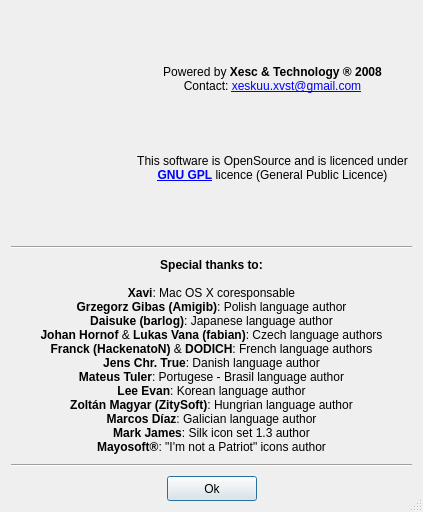
The window that ui/credits.ui (ckorn/xvst) describes before a commit, drawn with Qt 5.
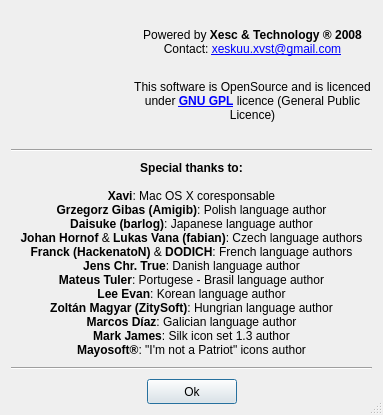
The same window after the commit. Icons and pictures are not drawn.

Commit message: - Optimized forms sized for Windows

```diff
--- a/ui/credits.ui
+++ b/ui/credits.ui
@@ -6,8 +6,8 @@
    <rect>
     <x>0</x>
     <y>0</y>
-    <width>423</width>
-    <height>512</height>
+    <width>383</width>
+    <height>415</height>
    </rect>
   </property>
   <property name="windowTitle">
```
Left out of the diff: 1 changed line with no effect on the pictures. The commit also changes 1 other file.
